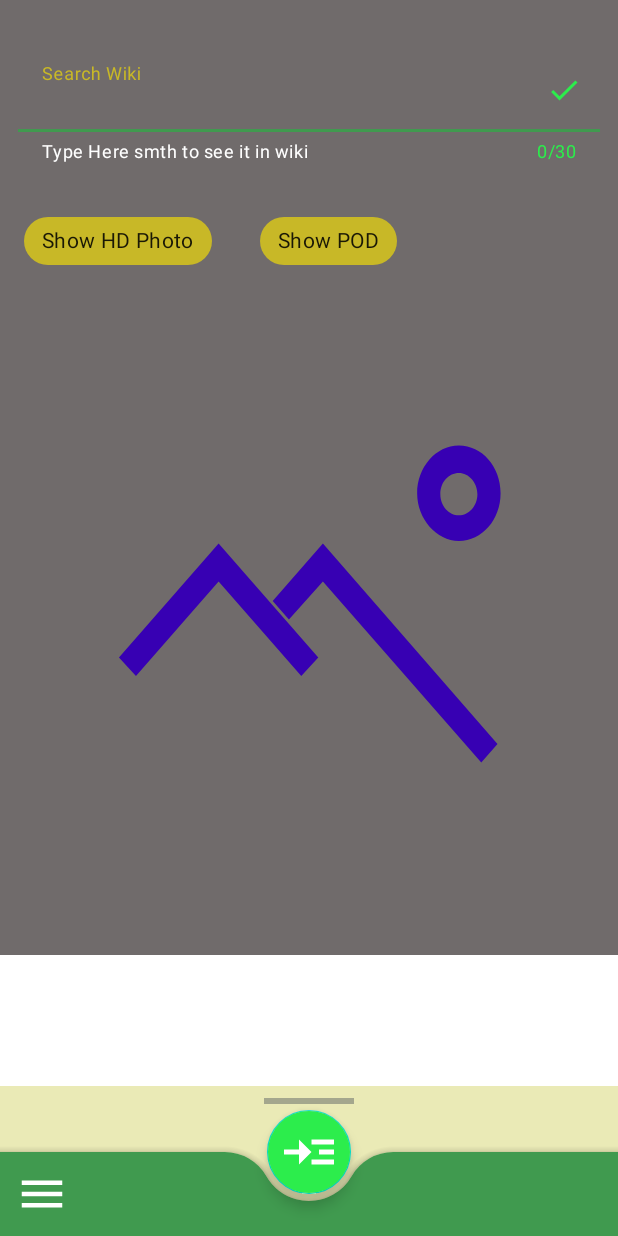
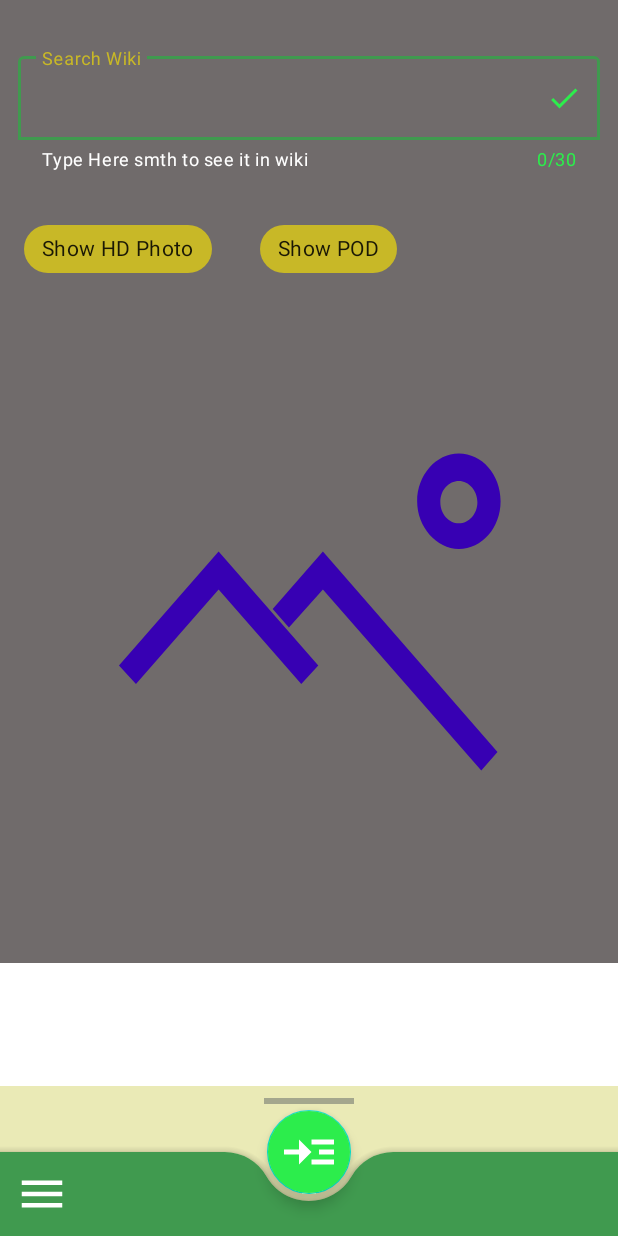
Before and after one commit to GromZDev/AndroidLessons_Kotlin_MaterialDesign, an Android app: the layout fragment_main_picture.xml on its own in the app's theme, with its tools: preview values and no code run, on a phone screen of 412 x 824 dp. Run offline under Robolectric (Android 15) with nearby library versions, the phone set to English and light mode, and no system bars; Roboto replaces fonts that are not available here.

Commit message:
Добавил в полю стиль outline.

```diff
--- a/app/src/main/res/values/styles.xml
+++ b/app/src/main/res/values/styles.xml
@@ -15,6 +15,7 @@
         <item name="android:padding">@dimen/fragment_main_text_input_layout_padding</item>
         <item name="endIconDrawable">@drawable/ic_baseline_check</item>
         <item name="endIconMode">custom</item>
+        <item name="boxBackgroundMode">outline</item>
         <item name="strokeColor">@color/text_input_layout_stroke_color</item>
         <item name="boxStrokeWidth">2dp</item>
     </style>
```
